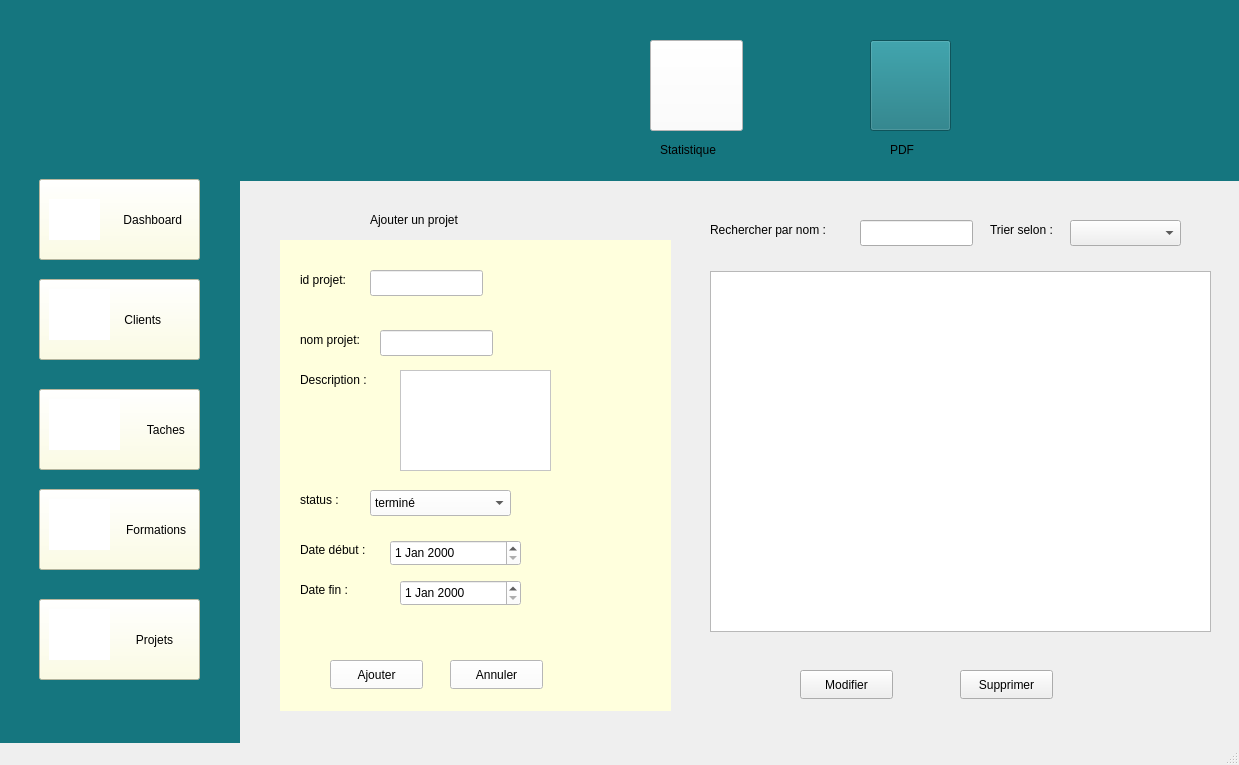
First picture: the form in mainwindow.ui, repository PCPP2425-esprit2A7/2a7-architect-, before the edit.
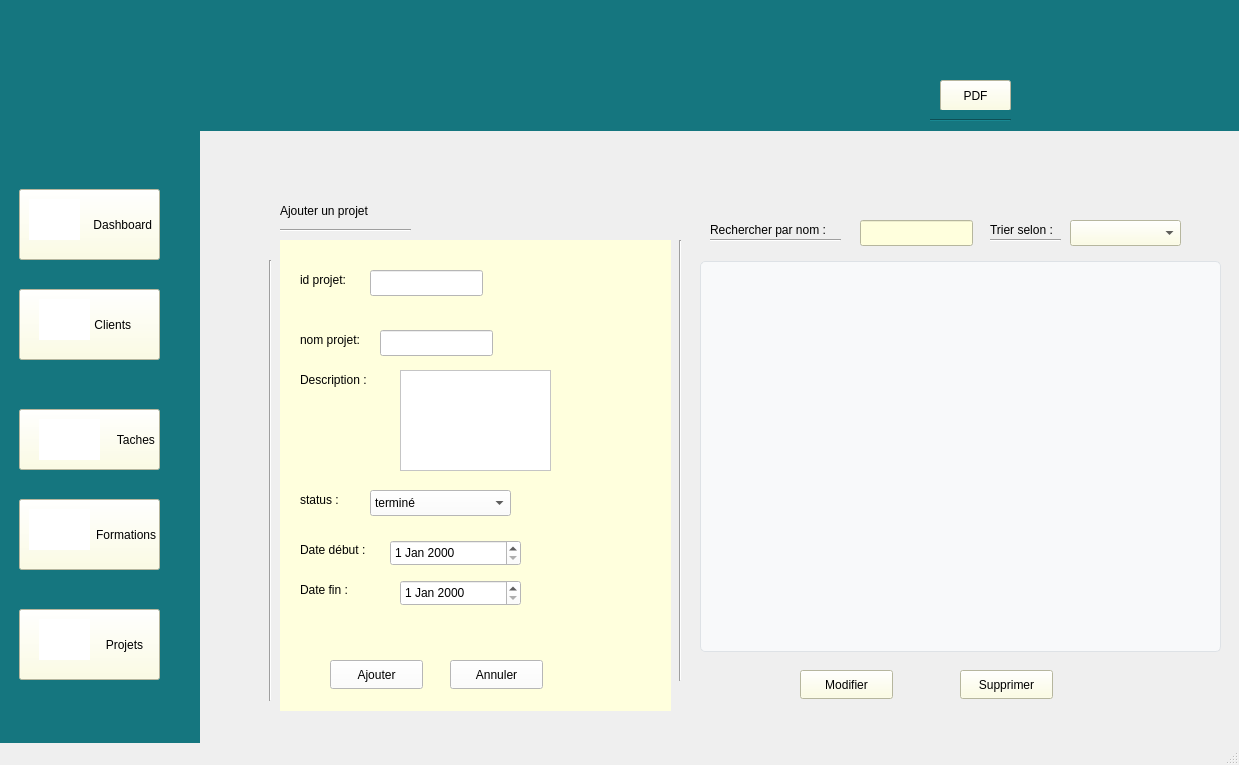
Second picture: the form after the edit. Icons and pictures are not drawn.

The edit to the form file:
```diff
--- a/mainwindow.ui
+++ b/mainwindow.ui
@@ -20,85 +20,64 @@
       <x>0</x>
       <y>0</y>
       <width>1241</width>
-      <height>181</height>
+      <height>131</height>
      </rect>
     </property>
     <property name="styleSheet">
      <string notr="true">background-color: rgb(21, 118, 127);</string>
     </property>
-    <widget class="QPushButton" name="pushButton_stat">
-     <property name="geometry">
-      <rect>
-       <x>650</x>
-       <y>40</y>
-       <width>93</width>
-       <height>91</height>
-      </rect>
-     </property>
-     <property name="styleSheet">
-      <string notr="true">image: url(:/img/d9515eb6-0b18-4234-8bfb-3d9f93867372-removebg-preview.png);
-background-color: rgb(255, 255, 255);</string>
-     </property>
-     <property name="text">
-      <string/>
-     </property>
-    </widget>
-    <widget class="QPushButton" name="pushButton_pdf">
-     <property name="geometry">
-      <rect>
-       <x>870</x>
-       <y>40</y>
-       <width>81</width>
-       <height>91</height>
-      </rect>
-     </property>
-     <property name="styleSheet">
-      <string notr="true">image: url(:/img/f55703f4-fe07-4981-9fbf-901c974bc61e-removebg-preview.png);
-background-color: rgb(21, 118, 127);</string>
-     </property>
-     <property name="text">
-      <string/>
-     </property>
-    </widget>
     <widget class="QLabel" name="label_15">
      <property name="geometry">
       <rect>
-       <x>660</x>
-       <y>140</y>
-       <width>81</width>
-       <height>20</height>
+       <x>870</x>
+       <y>70</y>
+       <width>61</width>
+       <height>51</height>
       </rect>
      </property>
      <property name="styleSheet">
-      <string notr="true">font: 300 italic 9pt &quot;Neue Haas Grotesk Text Pro&quot;;</string>
+      <string notr="true">image: url(:/img/f55703f4-fe07-4981-9fbf-901c974bc61e-removebg-preview.png);</string>
      </property>
      <property name="text">
-      <string>Statistique</string>
+      <string/>
      </property>
     </widget>
-    <widget class="QLabel" name="label_16">
+    <widget class="QPushButton" name="pushButton_pdf">
      <property name="geometry">
       <rect>
-       <x>890</x>
-       <y>140</y>
-       <width>63</width>
-       <height>20</height>
+       <x>940</x>
+       <y>80</y>
+       <width>71</width>
+       <height>31</height>
       </rect>
      </property>
      <property name="styleSheet">
-      <string notr="true">font: 300 italic 9pt &quot;Neue Haas Grotesk Text Pro&quot;;</string>
+      <string notr="true">background-color: rgb(255, 255, 221);</string>
      </property>
      <property name="text">
       <string>PDF</string>
      </property>
     </widget>
+    <widget class="Line" name="line_6">
+     <property name="geometry">
+      <rect>
+       <x>930</x>
+       <y>110</y>
+       <width>81</width>
+       <height>20</height>
+      </rect>
+     </property>
+     <property name="orientation">
+      <enum>Qt::Orientation::Horizontal</enum>
+     </property>
+    </widget>
    </widget>
    <widget class="QWidget" name="widget_2" native="true">
     <property name="geometry">
      <rect>
       <x>-1</x>
       <y>-1</y>
-      <width>241</width>
+      <width>201</width>
       <height>761</height>
      </rect>
     </property>
@@ -108,10 +87,10 @@
     <widget class="QPushButton" name="pushButton_5">
      <property name="geometry">
       <rect>
-       <x>40</x>
-       <y>600</y>
-       <width>161</width>
-       <height>81</height>
+       <x>20</x>
+       <y>610</y>
+       <width>141</width>
+       <height>71</height>
       </rect>
      </property>
      <property name="styleSheet">
@@ -125,10 +104,10 @@
     <widget class="QPushButton" name="pushButton_6">
      <property name="geometry">
       <rect>
-       <x>40</x>
-       <y>490</y>
-       <width>161</width>
-       <height>81</height>
+       <x>20</x>
+       <y>500</y>
+       <width>141</width>
+       <height>71</height>
       </rect>
      </property>
      <property name="styleSheet">
@@ -142,10 +121,10 @@
     <widget class="QPushButton" name="pushButton_7">
      <property name="geometry">
       <rect>
-       <x>40</x>
-       <y>390</y>
-       <width>161</width>
-       <height>81</height>
+       <x>20</x>
+       <y>410</y>
+       <width>141</width>
+       <height>61</height>
       </rect>
      </property>
      <property name="styleSheet">
@@ -159,10 +138,10 @@
     <widget class="QPushButton" name="pushButton_8">
      <property name="geometry">
       <rect>
-       <x>40</x>
-       <y>280</y>
-       <width>161</width>
-       <height>81</height>
+       <x>20</x>
+       <y>290</y>
+       <width>141</width>
+       <height>71</height>
       </rect>
      </property>
      <property name="styleSheet">
@@ -176,10 +155,10 @@
     <widget class="QPushButton" name="pushButton_9">
      <property name="geometry">
       <rect>
-       <x>40</x>
-       <y>180</y>
-       <width>161</width>
-       <height>81</height>
+       <x>20</x>
+       <y>190</y>
+       <width>141</width>
+       <height>71</height>
       </rect>
      </property>
      <property name="styleSheet">
@@ -193,7 +172,7 @@
     <widget class="QLabel" name="label_10">
      <property name="geometry">
       <rect>
-       <x>50</x>
+       <x>30</x>
        <y>200</y>
        <width>51</width>
        <height>41</height>
@@ -210,10 +189,10 @@
     <widget class="QLabel" name="label_11">
      <property name="geometry">
       <rect>
-       <x>50</x>
-       <y>290</y>
-       <width>61</width>
-       <height>51</height>
+       <x>40</x>
+       <y>300</y>
+       <width>51</width>
+       <height>41</height>
       </rect>
      </property>
      <property name="styleSheet">
@@ -227,10 +206,10 @@
     <widget class="QLabel" name="label_12">
      <property name="geometry">
       <rect>
-       <x>50</x>
-       <y>400</y>
-       <width>71</width>
-       <height>51</height>
+       <x>40</x>
+       <y>420</y>
+       <width>61</width>
+       <height>41</height>
       </rect>
      </property>
      <property name="styleSheet">
@@ -245,10 +224,10 @@
     <widget class="QLabel" name="label_13">
      <property name="geometry">
       <rect>
-       <x>50</x>
-       <y>610</y>
-       <width>61</width>
-       <height>51</height>
+       <x>40</x>
+       <y>620</y>
+       <width>51</width>
+       <height>41</height>
       </rect>
      </property>
      <property name="styleSheet">
@@ -262,10 +241,10 @@
     <widget class="QLabel" name="label_14">
      <property name="geometry">
       <rect>
-       <x>50</x>
-       <y>500</y>
+       <x>30</x>
+       <y>510</y>
        <width>61</width>
-       <height>51</height>
+       <height>41</height>
       </rect>
      </property>
      <property name="styleSheet">
@@ -529,10 +508,10 @@
    <widget class="QLabel" name="label">
     <property name="geometry">
      <rect>
-      <x>370</x>
-      <y>189</y>
+      <x>280</x>
+      <y>170</y>
       <width>151</width>
-      <height>61</height>
+      <height>81</height>
      </rect>
     </property>
     <property name="styleSheet">
@@ -567,6 +546,9 @@
       <height>26</height>
      </rect>
     </property>
+    <property name="styleSheet">
+     <string notr="true">background-color: rgb(255, 255, 221);</string>
+    </property>
    </widget>
    <widget class="QLabel" name="label_8">
     <property name="geometry">
@@ -593,6 +575,10 @@
       <height>26</height>
      </rect>
     </property>
+    <property name="styleSheet">
+     <string notr="true">background-color: rgb(255, 255, 221);
+</string>
+    </property>
    </widget>
    <widget class="QPushButton" name="modifier">
     <property name="geometry">
@@ -604,7 +590,8 @@
      </rect>
     </property>
     <property name="styleSheet">
-     <string notr="true">font: 300 italic 9pt &quot;Neue Haas Grotesk Text Pro&quot;;</string>
+     <string notr="true">font: 300 italic 9pt &quot;Neue Haas Grotesk Text Pro&quot;;
+background-color: rgb(255, 255, 221);</string>
     </property>
     <property name="text">
      <string>Modifier</string>
@@ -620,7 +607,8 @@
      </rect>
     </property>
     <property name="styleSheet">
-     <string notr="true">font: 300 italic 9pt &quot;Neue Haas Grotesk Text Pro&quot;;</string>
+     <string notr="true">font: 300 italic 9pt &quot;Neue Haas Grotesk Text Pro&quot;;
+background-color: rgb(255, 255, 221);</string>
     </property>
     <property name="text">
      <string>Supprimer</string>
@@ -629,11 +617,131 @@
    <widget class="QTableView" name="tableView">
     <property name="geometry">
      <rect>
+      <x>700</x>
+      <y>261</y>
+      <width>521</width>
+      <height>391</height>
+     </rect>
+    </property>
+    <property name="styleSheet">
+     <string notr="true">QTableView {
+    background-color: #f8f9fa; /* Fond général */
+    alternate-background-color: #e9ecef; /* Lignes alternées */
+    selection-background-color: #007BFF; /* Fond bleu pour la sélection */
+    selection-color: white; /* Texte blanc quand sélectionné */
+    border: 1px solid #dee2e6; /* Bordure légère */
+    gridline-color: #ced4da; /* Grille plus douce */
+    font-size: 14px; /* Taille de police plus lisible */
+    border-radius: 5px;
+}
+
+QHeaderView::section {
+    background-color: #007BFF; /* Fond bleu pour les en-têtes */
+    color: white; /* Texte blanc */
+    font-weight: bold;
+    padding: 8px;
+    border: 1px solid #0056b3;
+    border-radius: 3px;
+    text-align: center;
+    font-size: 14px;
+}
+
+QTableView::item {
+    padding: 6px;
+    border-bottom: 1px solid #ddd;
+    transition: background 0.3s ease-in-out; /* Animation douce */
+}
+
+QTableView::item:selected {
+    background-color: #0056b3;
+    color: white;
+    font-weight: bold;
+}
+
+QTableView::item:hover {
+    background-color: #d6e4ff; /* Effet de survol */
+}</string>
+    </property>
+   </widget>
+   <widget class="Line" name="line">
+    <property name="geometry">
+     <rect>
       <x>710</x>
-      <y>271</y>
-      <width>501</width>
-      <height>361</height>
+      <y>230</y>
+      <width>131</width>
+      <height>20</height>
      </rect>
+    </property>
+    <property name="orientation">
+     <enum>Qt::Orientation::Horizontal</enum>
+    </property>
+   </widget>
+   <widget class="Line" name="line_2">
+    <property name="geometry">
+     <rect>
+      <x>990</x>
+      <y>230</y>
+      <width>71</width>
+      <height>20</height>
+     </rect>
+    </property>
+    <property name="orientation">
+     <enum>Qt::Orientation::Horizontal</enum>
+    </property>
+   </widget>
+   <widget class="Line" name="line_3">
+    <property name="geometry">
+     <rect>
+      <x>280</x>
+      <y>220</y>
+      <width>131</width>
+      <height>20</height>
+     </rect>
+    </property>
+    <property name="orientation">
+     <enum>Qt::Orientation::Horizontal</enum>
+    </property>
+   </widget>
+   <widget class="Line" name="line_4">
+    <property name="geometry">
+     <rect>
+      <x>260</x>
+      <y>260</y>
+      <width>20</width>
+      <height>441</height>
+     </rect>
+    </property>
+    <property name="orientation">
+     <enum>Qt::Orientation::Vertical</enum>
+    </property>
+   </widget>
+   <widget class="Line" name="line_5">
+    <property name="geometry">
+     <rect>
+      <x>670</x>
+      <y>240</y>
+      <width>20</width>
+      <height>441</height>
+     </rect>
+    </property>
+    <property name="orientation">
+     <enum>Qt::Orientation::Vertical</enum>
+    </property>
+   </widget>
+   <widget class="QLabel" name="label_18">
+    <property name="geometry">
+     <rect>
+      <x>400</x>
+      <y>180</y>
+      <width>101</width>
+      <height>51</height>
+     </rect>
+    </property>
+    <property name="styleSheet">
+     <string notr="true">image: url(:/img/338f0f59-de2e-4b18-ba36-958153a5cd68-removebg-preview.png);</string>
+    </property>
+    <property name="text">
+     <string/>
     </property>
    </widget>
   </widget>
```
